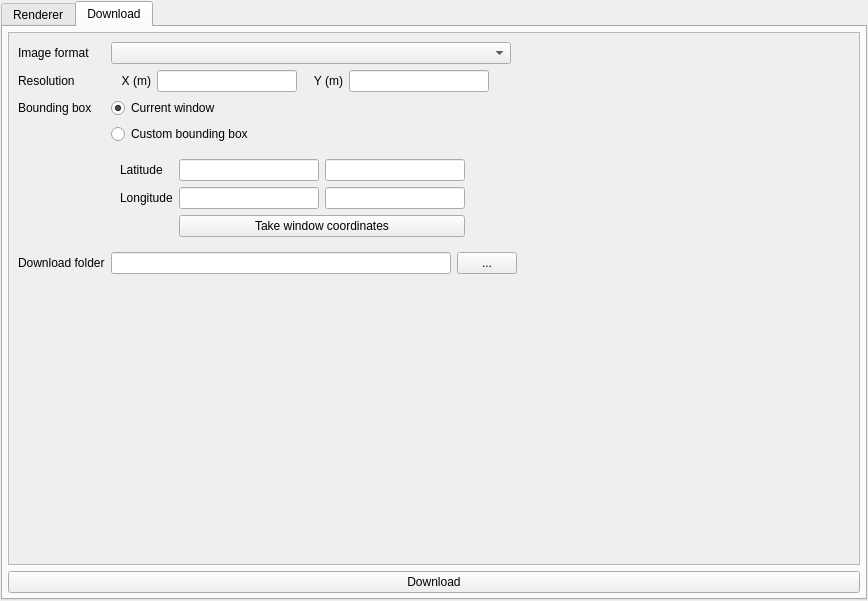
The window that SentinelHub/SentinelHub_dockwidget_base.ui (sentinel-hub/sentinelhub-qgis-plugin) describes before a commit, drawn with Qt 5.
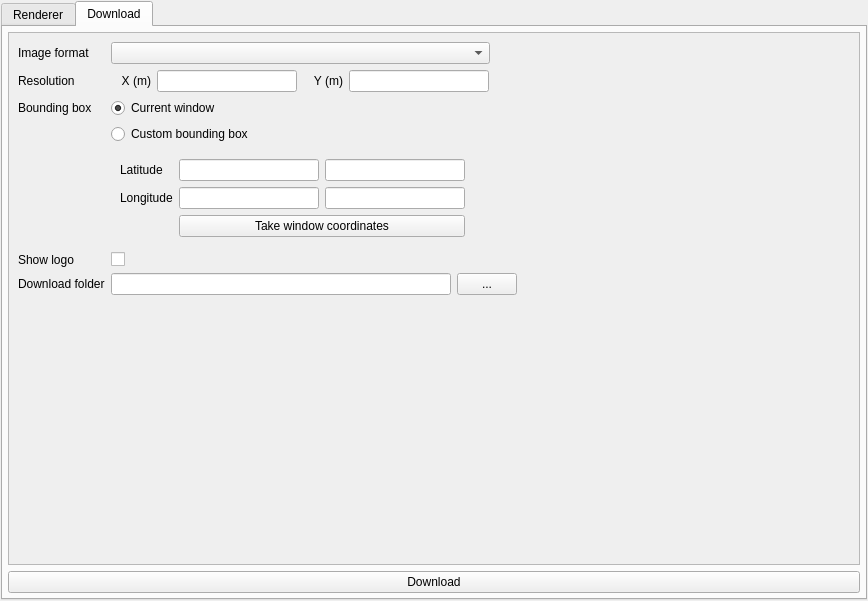
The same window after the commit. The open tabs and pages were chosen to show the change.

Commit message: show logo option added for downloading images

The edit to the form file:
```diff
--- a/SentinelHub/SentinelHub_dockwidget_base.ui
+++ b/SentinelHub/SentinelHub_dockwidget_base.ui
@@ -1105,7 +1105,7 @@
               </rect>
              </property>
              <layout class="QGridLayout" name="gridLayout_6">
-              <item row="7" column="1">
+              <item row="10" column="1">
                <spacer name="verticalSpacer_2">
                 <property name="orientation">
                  <enum>Qt::Vertical</enum>
@@ -1146,13 +1146,13 @@
                <widget class="QComboBox" name="format">
                 <property name="minimumSize">
                  <size>
-                  <width>400</width>
+                  <width>379</width>
                   <height>0</height>
                  </size>
                 </property>
                 <property name="maximumSize">
                  <size>
-                  <width>400</width>
+                  <width>379</width>
                   <height>800</height>
                  </size>
                 </property>
@@ -1410,14 +1410,14 @@
                 <zorder>refreshExtent</zorder>
                </widget>
               </item>
-              <item row="6" column="0">
+              <item row="9" column="0">
                <widget class="QLabel" name="downloadLabel">
                 <property name="text">
                  <string>Download folder</string>
                 </property>
                </widget>
               </item>
-              <item row="6" column="1">
+              <item row="9" column="1">
                <layout class="QHBoxLayout" name="horizontalLayout_2">
                 <item>
                  <widget class="QLineEdit" name="destination">
@@ -1469,6 +1469,20 @@
                 </item>
                </layout>
               </item>
+              <item row="5" column="0">
+               <widget class="QLabel" name="showLogoLabel">
+                <property name="text">
+                 <string>Show logo</string>
+                </property>
+               </widget>
+              </item>
+              <item row="5" column="1">
+               <widget class="QCheckBox" name="showLogoBox">
+                <property name="text">
+                 <string/>
+                </property>
+               </widget>
+              </item>
              </layout>
             </widget>
            </widget>
```
The commit also changes 2 other files.
